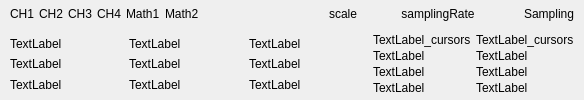
Above: LEO_sniffy/GUI/widgetlabelarea.ui from jirik09/Sniffy before the change. Below: the same form after it.
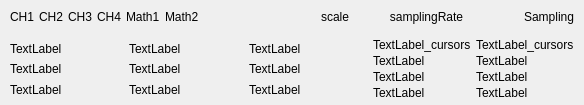
That is the form after the change.

Patch:
```diff
--- a/LEO_sniffy/GUI/widgetlabelarea.ui
+++ b/LEO_sniffy/GUI/widgetlabelarea.ui
@@ -7,7 +7,7 @@
     <x>0</x>
     <y>0</y>
     <width>584</width>
-    <height>100</height>
+    <height>105</height>
    </rect>
   </property>
   <property name="windowTitle">
@@ -145,13 +145,13 @@
           </property>
           <property name="minimumSize">
            <size>
-            <width>55</width>
+            <width>70</width>
             <height>0</height>
            </size>
           </property>
           <property name="maximumSize">
            <size>
-            <width>45</width>
+            <width>70</width>
             <height>16777215</height>
            </size>
           </property>
```
Left out of the diff: 3 changed lines with no effect on the pictures.
